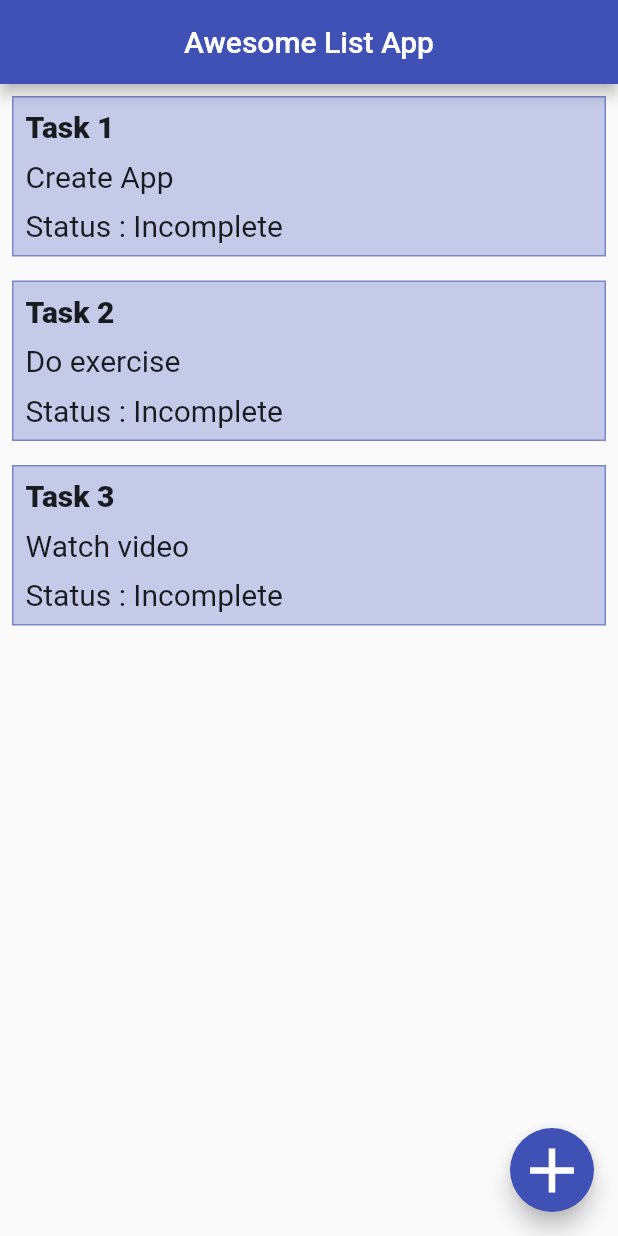
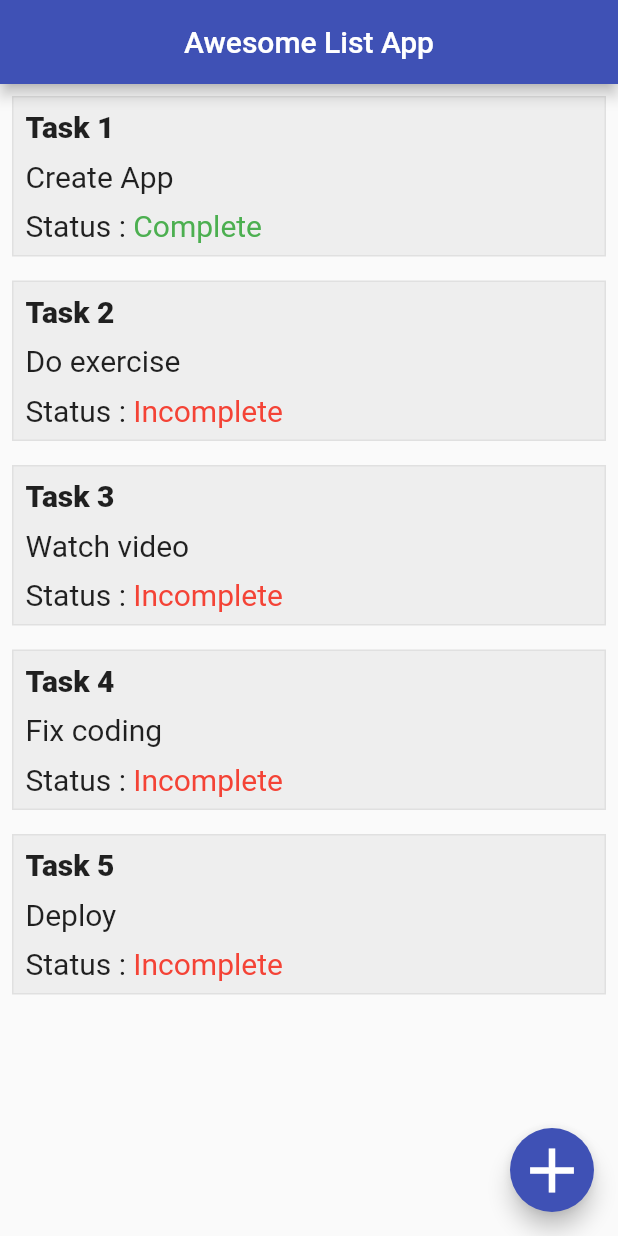
Before and after one commit to tomyamGTX/flutter_note, a Flutter app: the screen it shows after launch, on a phone screen of 412 x 824 dp. Run offline on Flutter 3.47's test engine with Material 2 defaults, Android fonts, the phone set to English and light mode, and no system bars.

Commit message:
ADD STATUS

```diff
--- a/lib/model/task.model.dart
+++ b/lib/model/task.model.dart
@@ -7,7 +7,9 @@ class Task {
 }
 
 List<Task> taskList = [
-  Task(title: 'Task 1', description: 'Create App', status: 'Incomplete'),
+  Task(title: 'Task 1', description: 'Create App', status: 'Complete'),
   Task(title: 'Task 2', description: 'Do exercise',status: 'Incomplete'),
   Task(title: 'Task 3', description: 'Watch video',status: 'Incomplete'),
+  Task(title: 'Task 4', description: 'Fix coding',status: 'Incomplete'),
+  Task(title: 'Task 5', description: 'Deploy',status: 'Incomplete'),
 ];
--- a/lib/screen/home.screen.dart
+++ b/lib/screen/home.screen.dart
@@ -1,4 +1,5 @@
 import 'package:flutter/material.dart';
+import 'package:flutter/services.dart';
 import 'package:flutter_note/model/task.model.dart';
 
 class HomeScreen extends StatelessWidget {
@@ -18,7 +19,11 @@ class HomeScreen extends StatelessWidget {
         ),
       ),
       floatingActionButton: FloatingActionButton(
-        child: Icon(Icons.add,size: 50,),),
+        onPressed: (){
+
+        },
+        child: Icon(Icons.add,size: 50),
+      ),
     );
   }
 }
@@ -34,8 +39,8 @@ class TaskContainer extends StatelessWidget {
       padding: const EdgeInsets.all(8.0),
       child: Container(
         decoration: BoxDecoration(
-          color: Colors.indigo.shade100,
-          border: Border.all(color: Colors.indigo.shade300),
+          color: Colors.grey.shade200,
+          border: Border.all(color: Colors.grey.shade300),
         ),
         padding: const EdgeInsets.all(8.0),
         child: Column(
@@ -55,9 +60,22 @@ class TaskContainer extends StatelessWidget {
             SizedBox(
               height: 10,
             ),
-            Text(
-              'Status : ${task.status}',
-              style: TextStyle(fontSize: 20),
+            Row(
+              children: [
+                Text(
+                  'Status : ',
+                  style: TextStyle(fontSize: 20),
+                ),
+                if(task.status=='Incomplete')
+                Text(
+                  task.status,
+                  style: TextStyle(fontSize: 20,color: Colors.red)),
+                if(task.status=='Complete')
+                Text(
+                  task.status,
+                  style: TextStyle(fontSize: 20,color: Colors.green),
+                ),
+              ],
             ),
           ],
         ),
```
